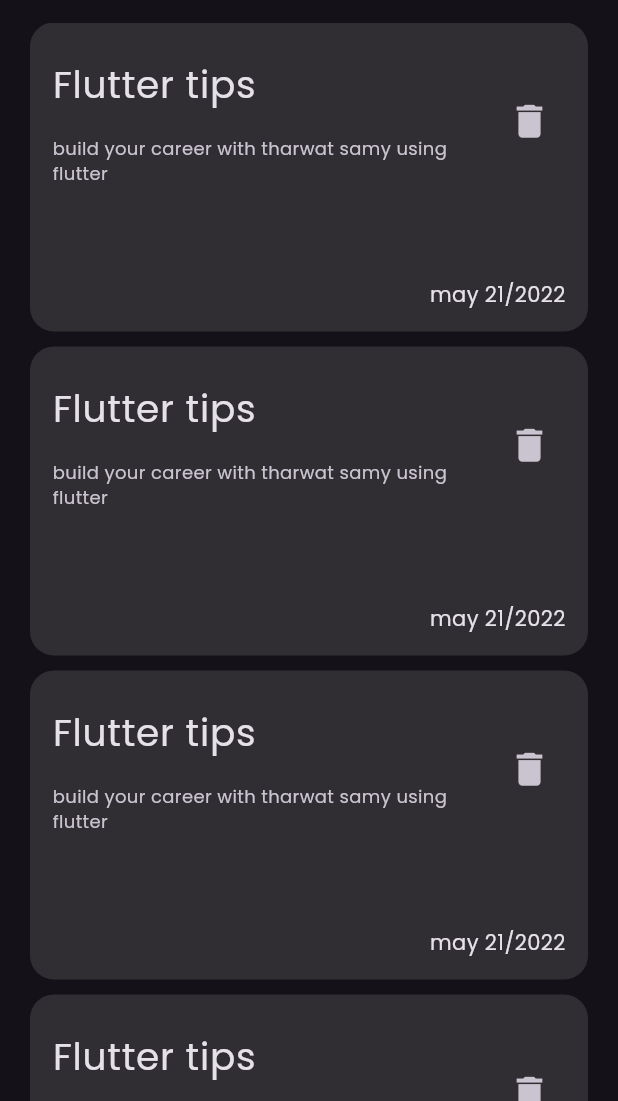
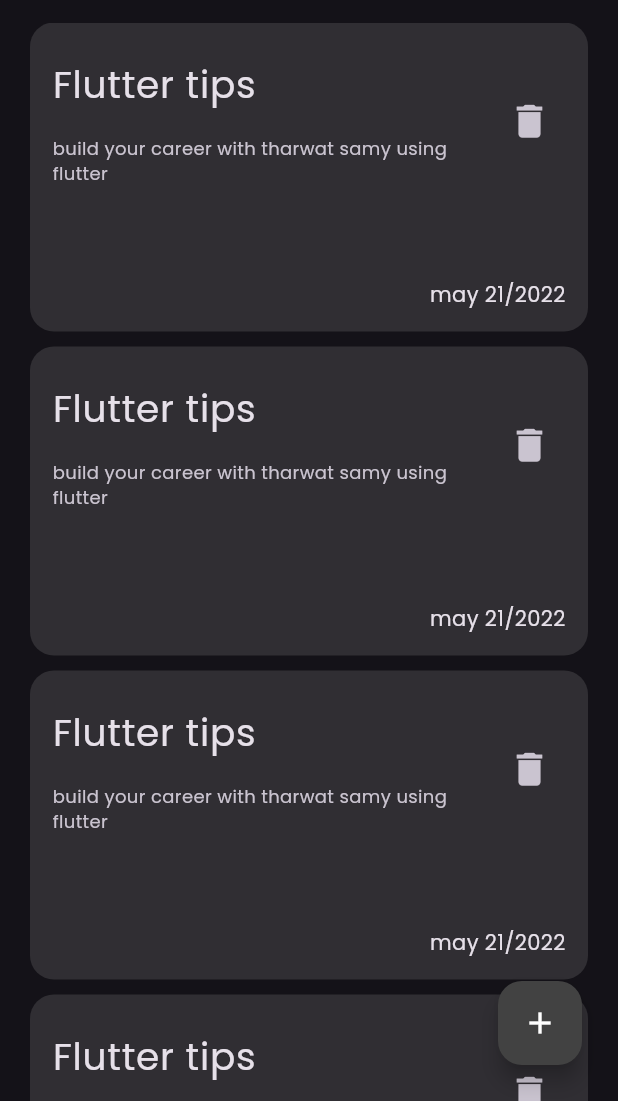
Before and after one commit to Sefen-Mahrous/notes_app, a Flutter app: the screen it shows after launch, on a phone screen of 412 x 824 dp, the part 135-1236 px from its top. Run offline on Flutter 3.47's test engine with Material 3 defaults, Android fonts, the phone set to English and light mode, and no system bars.

Commit message:
add floating action button

```diff
--- a/lib/main.dart
+++ b/lib/main.dart
@@ -11,7 +11,13 @@ class NotesApp extends StatelessWidget {
   @override
   Widget build(BuildContext context) {
     return MaterialApp(
-      theme: ThemeData(brightness: Brightness.dark, fontFamily: 'Poppins'),
+      theme: ThemeData(
+        brightness: Brightness.dark,
+        fontFamily: 'Poppins',
+        floatingActionButtonTheme: FloatingActionButtonThemeData(
+          foregroundColor: Colors.white,
+        ),
+      ),
       debugShowCheckedModeBanner: false,
       home: const NotesView(),
     );
--- a/lib/views/notes_view.dart
+++ b/lib/views/notes_view.dart
@@ -6,6 +6,16 @@ class NotesView extends StatelessWidget {
 
   @override
   Widget build(BuildContext context) {
-    return Scaffold(body: const NoteViewBody());
+    return Scaffold(
+      floatingActionButton: Padding(
+        padding: const EdgeInsets.all(8),
+        child: FloatingActionButton(
+          backgroundColor: Colors.grey[800],
+          onPressed: () {},
+          child: Icon(Icons.add),
+        ),
+      ),
+      body: const NoteViewBody(),
+    );
   }
 }
```
